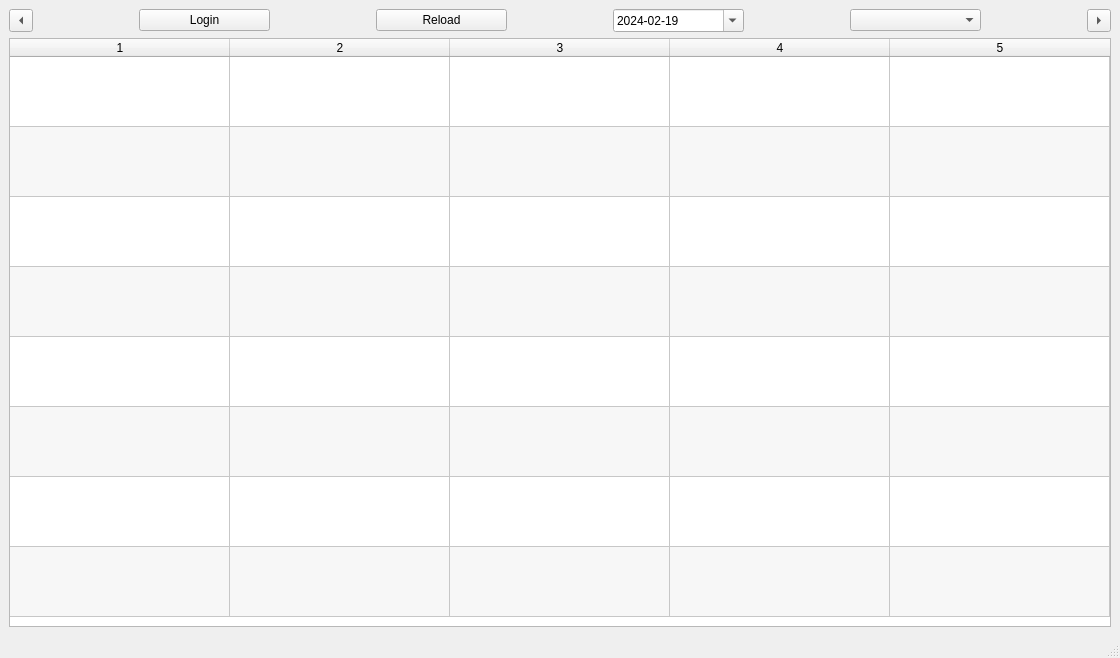
Qt form mainwindow.ui (l-koehler/untis-py) before a commit.
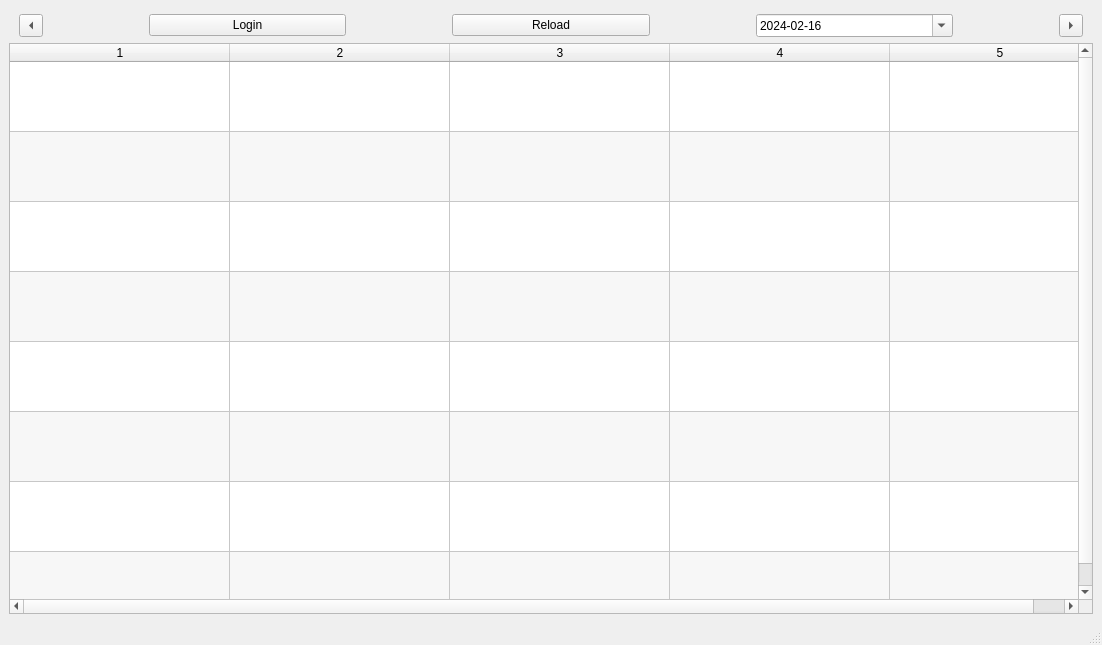
The same form after that commit.

Commit message: remove classes, that was useless and confusing

What changed in the file:
```diff
--- a/mainwindow.ui
+++ b/mainwindow.ui
@@ -6,8 +6,8 @@
    <rect>
     <x>0</x>
     <y>0</y>
-    <width>1120</width>
-    <height>658</height>
+    <width>1102</width>
+    <height>645</height>
    </rect>
   </property>
   <property name="sizePolicy">
@@ -30,8 +30,40 @@
     <bool>true</bool>
    </property>
    <layout class="QVBoxLayout" name="verticalLayout">
+    <item>
+     <spacer name="top_space">
+      <property name="orientation">
+       <enum>Qt::Vertical</enum>
+      </property>
+      <property name="sizeType">
+       <enum>QSizePolicy::Fixed</enum>
+      </property>
+      <property name="sizeHint" stdset="0">
+       <size>
+        <width>20</width>
+        <height>5</height>
+       </size>
+      </property>
+     </spacer>
+    </item>
     <item>
      <layout class="QHBoxLayout" name="top_bar_qhb">
+      <item>
+       <spacer name="horizontalSpacer_5">
+        <property name="orientation">
+         <enum>Qt::Horizontal</enum>
+        </property>
+        <property name="sizeType">
+         <enum>QSizePolicy::Fixed</enum>
+        </property>
+        <property name="sizeHint" stdset="0">
+         <size>
+          <width>10</width>
+          <height>20</height>
+         </size>
+        </property>
+       </spacer>
+      </item>
       <item>
        <widget class="QToolButton" name="prev_btn">
         <property name="text">
@@ -122,7 +154,7 @@
           <second>0</second>
           <year>2024</year>
           <month>2</month>
-          <day>19</day>
+          <day>16</day>
          </datetime>
         </property>
         <property name="currentSection">
@@ -155,32 +187,6 @@
         </property>
        </spacer>
       </item>
-      <item>
-       <widget class="QComboBox" name="classes_cb">
-        <property name="sizePolicy">
-         <sizepolicy hsizetype="Minimum" vsizetype="Fixed">
-          <horstretch>0</horstretch>
-          <verstretch>0</verstretch>
-         </sizepolicy>
-        </property>
-       </widget>
-      </item>
-      <item>
-       <spacer name="horizontalSpacer_5">
-        <property name="orientation">
-         <enum>Qt::Horizontal</enum>
-        </property>
-        <property name="sizeType">
-         <enum>QSizePolicy::Maximum</enum>
-        </property>
-        <property name="sizeHint" stdset="0">
-         <size>
-          <width>100</width>
-          <height>20</height>
-         </size>
-        </property>
-       </spacer>
-      </item>
       <item>
        <widget class="QToolButton" name="next_btn">
         <property name="text">
@@ -194,6 +200,22 @@
         </property>
        </widget>
       </item>
+      <item>
+       <spacer name="horizontalSpacer_6">
+        <property name="orientation">
+         <enum>Qt::Horizontal</enum>
+        </property>
+        <property name="sizeType">
+         <enum>QSizePolicy::Fixed</enum>
+        </property>
+        <property name="sizeHint" stdset="0">
+         <size>
+          <width>10</width>
+          <height>20</height>
+         </size>
+        </property>
+       </spacer>
+      </item>
      </layout>
     </item>
     <item>
```
The commit also changes 2 other files.
